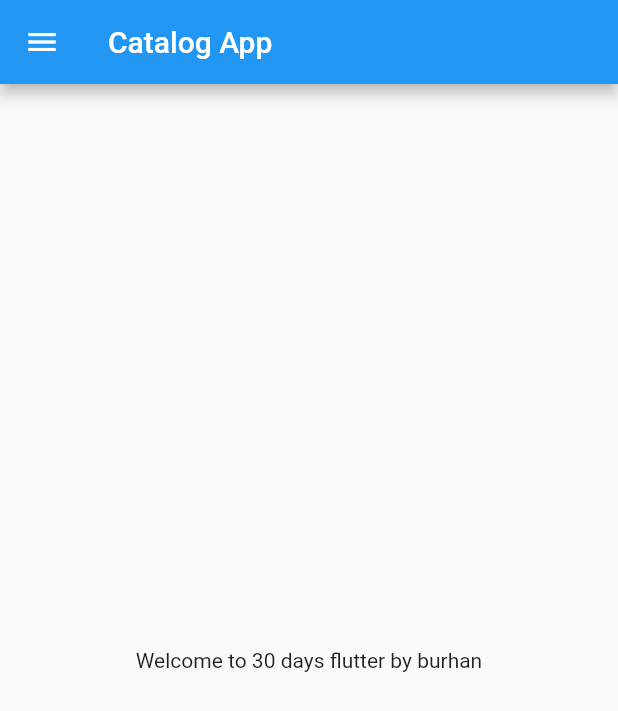
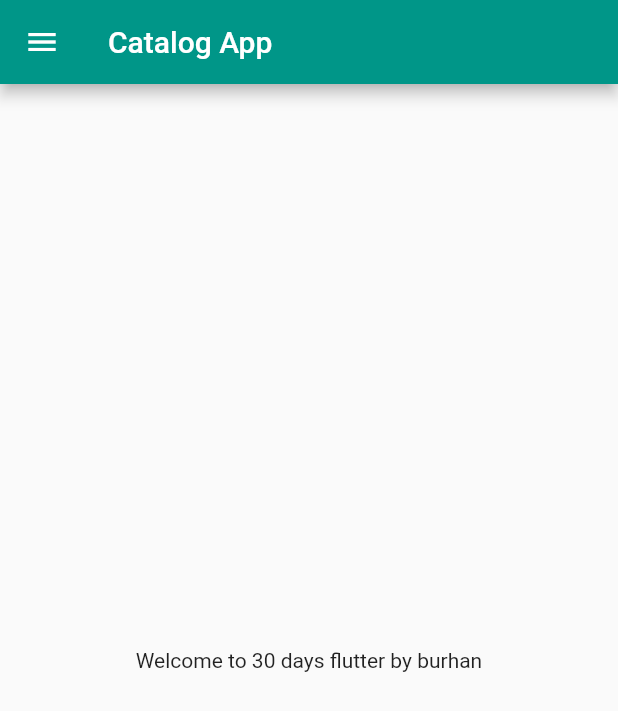
Before and after one commit to Di55olved/flutter_application_2, a Flutter app: the screen it shows after launch, on a phone screen of 412 x 824 dp. Shown: the top 711 px of the screen. Run offline on Flutter 3.47's test engine with Material 2 defaults, Android fonts, the phone set to English and light mode, and no system bars.

Commit message:
day 3 completed

```diff
--- a/lib/main.dart
+++ b/lib/main.dart
@@ -1,5 +1,6 @@
 import 'package:flutter/material.dart';
-import 'package:flutter_application_1/home_page.dart';
+import 'package:flutter_application_1/pages/home_page.dart';
+import 'package:flutter_application_1/pages/login_page.dart';
 
 void main() {
   runApp(const MyApp());
@@ -10,6 +11,16 @@ class MyApp extends StatelessWidget {
 
   @override
   Widget build(BuildContext context) {
-    return MaterialApp(home: HomePage());
+    return MaterialApp(
+      themeMode: ThemeMode.light,
+      theme: ThemeData(primarySwatch: Colors.teal),
+      darkTheme: ThemeData(
+        brightness: Brightness.dark,
+      ),
+      routes: {
+        "/": (context) => const HomePage(),
+        "/login": (context) => const LoginPage(),
+      },
+    );
   }
 }
```
Also changed, not shown: lib/pages/login_page.dart (added, +15 -0 lines), lib/pages/home_page.dart (renamed from lib/home_page.dart).
